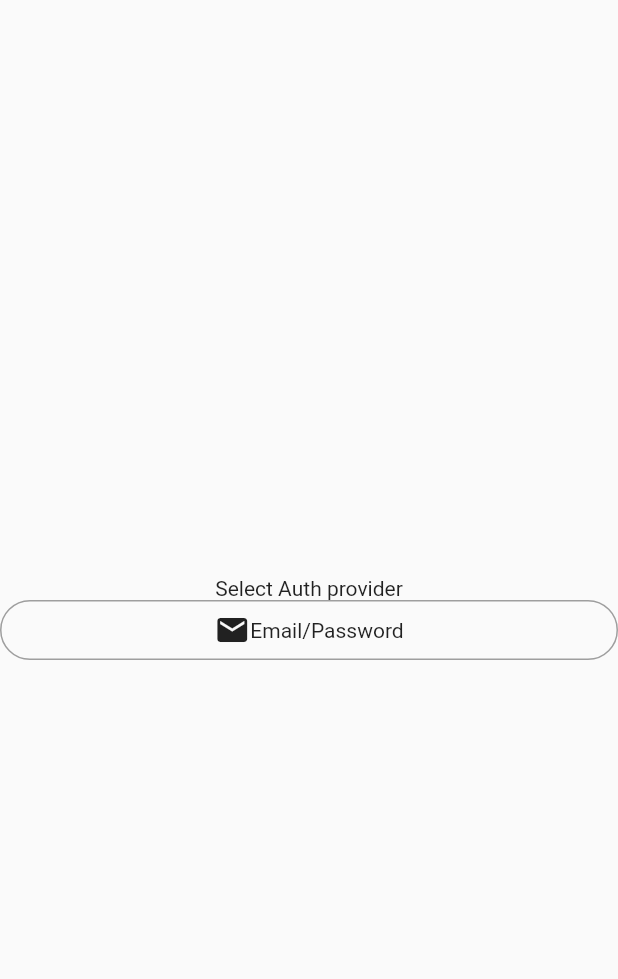
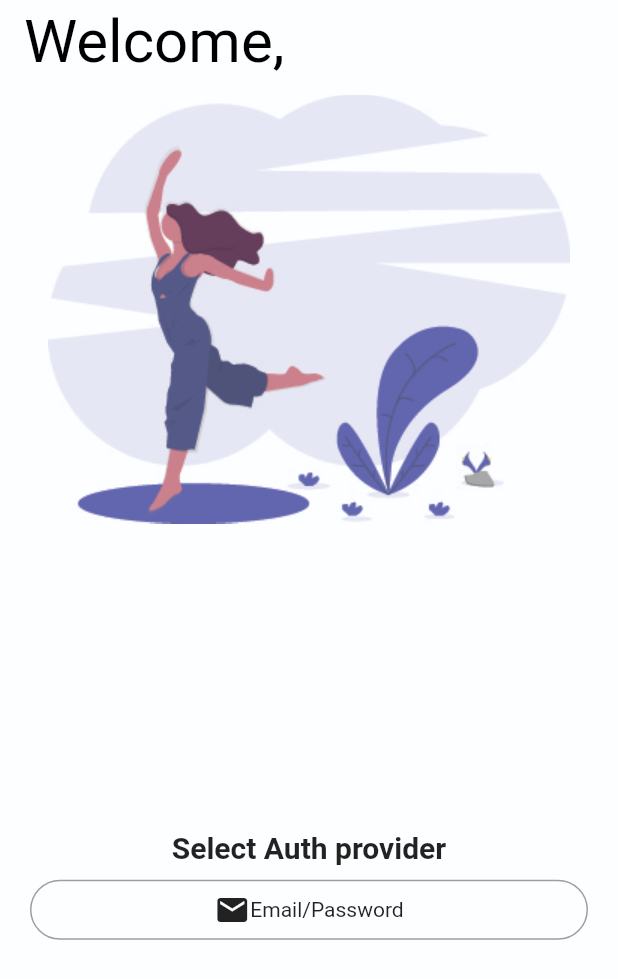
Before and after one commit to levynKwong/nutritionist-app, a Flutter app: the screen it shows after launch, on a phone screen of 412 x 824 dp. Shown: the top 979 px of the screen. Run offline on Flutter 3.47's test engine with Material 2 defaults, Android fonts, the phone set to English and light mode, and no system bars; our stand-ins replace firebase_core; accounts and stored records are empty.

Commit message:
welcome, and image implemented

```diff
--- a/lib/screen/auth_screen.dart
+++ b/lib/screen/auth_screen.dart
@@ -1,21 +1,61 @@
 import 'package:flutter/material.dart';
-
 import '../widgets/auth_button.dart';
 
 class AuthScreen extends StatelessWidget {
-  const AuthScreen({super.key});
+  const AuthScreen({Key? key});
 
   @override
   Widget build(BuildContext context) {
     return Scaffold(
-      body: Center(
-          child: Column(
-        mainAxisAlignment: MainAxisAlignment.center,
+      backgroundColor: const Color(0xfffcfeff),
+      body: Column(
         children: [
-          const Text("Select Auth provider"),
-          const AuthButton(iconData: Icons.email, tittle: "Email/Password"),
+          Container(
+            height: MediaQuery.of(context).padding.top + kToolbarHeight,
+            padding: EdgeInsets.only(top: MediaQuery.of(context).padding.top),
+            child: const Align(
+              alignment: Alignment.centerLeft,
+              child: Padding(
+                padding: EdgeInsets.only(left: 16.0),
+                child: Text(
+                  'Welcome,',
+                  style: TextStyle(
+                    color: Colors.black, // The color of the text
+                    fontSize: 40.0, // The size of the text
+                  ),
+                ),
+              ),
+            ),
+          ),
+          const SizedBox(height: 0.0),
+          Image.asset(
+            'images/workout.jpg',
+            height: 300.0,
+          ),
+          Expanded(
+            child: Center(
+              child: Padding(
+                padding: const EdgeInsets.all(20),
+                child: Column(
+                  mainAxisAlignment: MainAxisAlignment.center,
+                  children: [
+                    const Text(
+                      "Select Auth provider",
+                      style:
+                          TextStyle(fontWeight: FontWeight.bold, fontSize: 20),
+                    ),
+                    AuthButton(
+                      iconData: Icons.email,
+                      tittle: "Email/Password",
+                      onTap: () {},
+                    ),
+                  ],
+                ),
+              ),
+            ),
+          ),
         ],
-      )),
+      ),
     );
   }
 }
--- a/lib/widgets/auth_button.dart
+++ b/lib/widgets/auth_button.dart
@@ -6,12 +6,18 @@
 class AuthButton extends StatelessWidget {
   final IconData iconData;
   final String tittle;
-  const AuthButton({Key? key, required this.iconData, required this.tittle})
+  final Function()? onTap;
+  const AuthButton(
+      {Key? key, required this.iconData, required this.tittle, this.onTap})
       : super(key: key);
 
   @override
   Widget build(BuildContext context) {
-    return Container(
+    return Padding(
+      padding: const EdgeInsets.only(top: 10),
+      child: InkWell(
+        onTap: onTap,
+        child: Container(
           height: 40,
           decoration: BoxDecoration(
               border: Border.all(color: Colors.grey),
@@ -23,6 +29,8 @@
               Text(tittle),
             ],
           ),
+        ),
+      ),
     );
   }
 }
--- a/pubspec.yaml
+++ b/pubspec.yaml
@@ -62,9 +62,9 @@
   uses-material-design: true
 
   # To add assets to your application, add an assets section, like this:
-  # assets:
-  #   - images/a_dot_burr.jpeg
-  #   - images/a_dot_ham.jpeg
+  assets:
+    - images/workout.svg
+    - images/workout.jpg
 
   # An image asset can refer to one or more resolution-specific "variants", see
   # https://flutter.dev/assets-and-images/#resolution-aware
```
Also changed, not shown: images/workout.jpg (added), images/workout.svg (added). Lines whose indentation alone changed are shown as unchanged.
